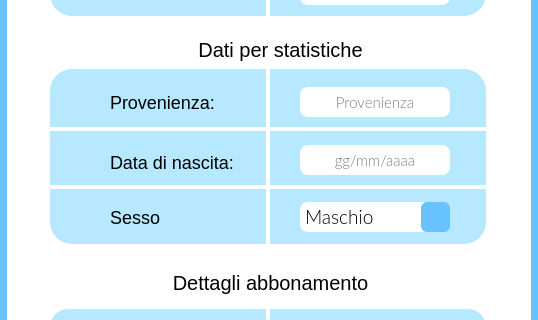
SbattellaMattia/SoftwareEngineering, file ui/CompraAbbonamento.ui: the form before one commit; both pictures show x 0 to 538 and y 298 to 618 of the 538 by 871 pixel window.
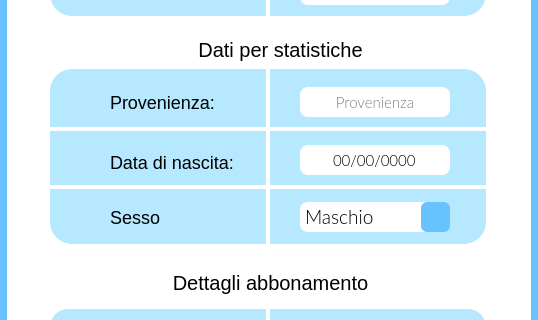
The form after the commit. Icons and pictures are not drawn.

The edit to the form file:
```diff
--- a/ui/CompraAbbonamento.ui
+++ b/ui/CompraAbbonamento.ui
@@ -723,8 +723,11 @@
 border-width:3;
 }</string>
     </property>
+    <property name="inputMask">
+     <string>00/00/0000;0</string>
+    </property>
     <property name="text">
-     <string/>
+     <string>//</string>
     </property>
     <property name="alignment">
      <set>Qt::AlignCenter</set>
```
Left out of the diff: 3 changed lines with no effect on the pictures.
